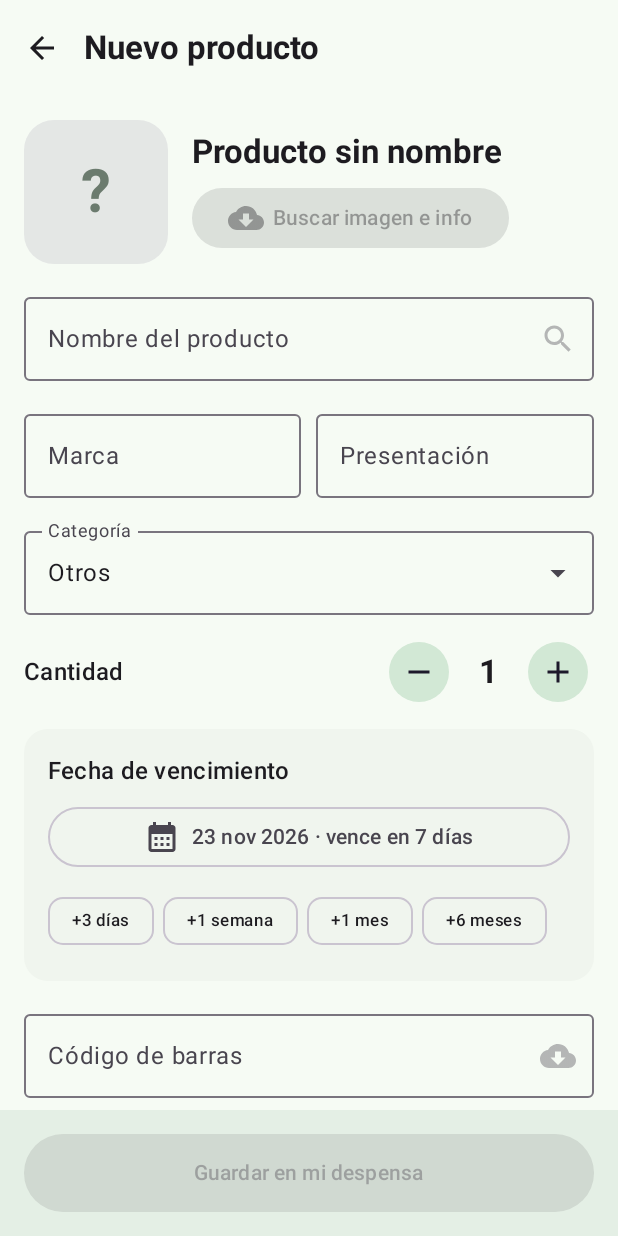
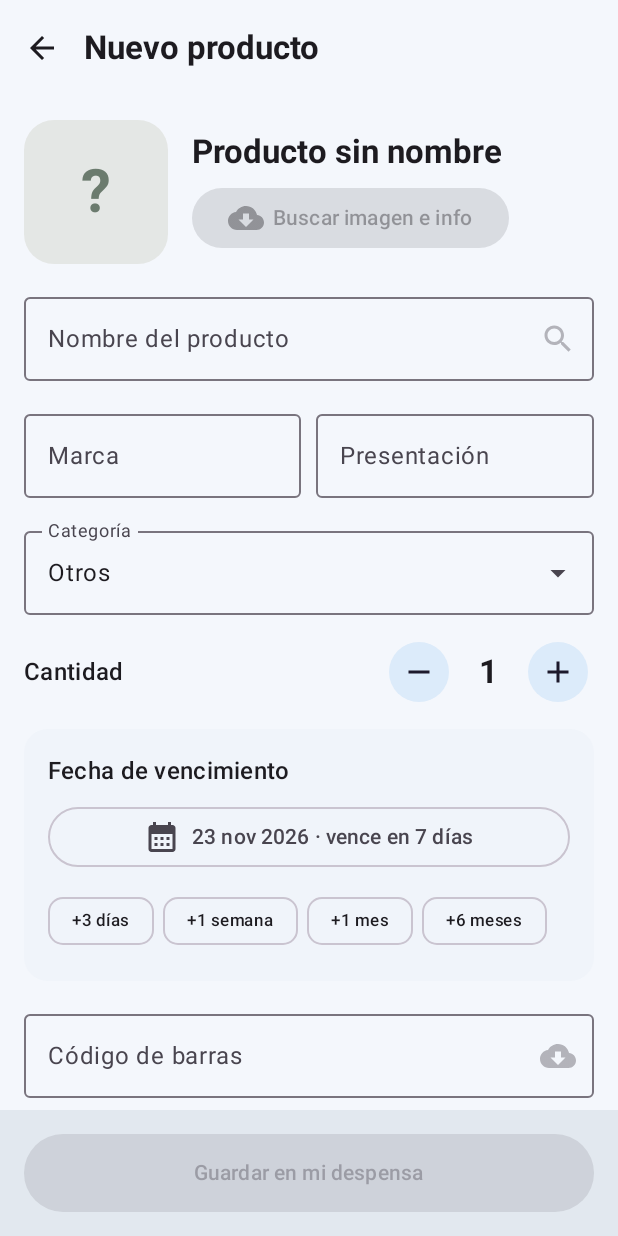
Before and after one commit to ndensver-cmyk/NeverExpire, an Android app built with Jetpack Compose: the screen it shows after launch (MainActivity), after a tap on "Agregar a mano", on a phone screen of 412 x 824 dp. Run offline under Robolectric (Android 15) with nearby library versions, the phone set to English and light mode, and no system bars; pictures from the network do not load; 1 statement that could not run was skipped.

Commit message:
Redesign NeverExpire 3.1 visual identity

```diff
--- a/app/src/main/java/com/neverexpire/app/ui/Theme.kt
+++ b/app/src/main/java/com/neverexpire/app/ui/Theme.kt
@@ -13,37 +13,37 @@ import androidx.compose.ui.text.font.FontWeight
 import androidx.compose.ui.unit.dp
 
 private val Light = lightColorScheme(
-    primary = Color(0xFF1B6B3A),
+    primary = Color(0xFF173B63),
     onPrimary = Color.White,
-    primaryContainer = Color(0xFFC9EED3),
-    onPrimaryContainer = Color(0xFF002110),
-    secondary = Color(0xFF4F6354),
-    secondaryContainer = Color(0xFFD2E8D5),
-    tertiary = Color(0xFFE0701B),
-    tertiaryContainer = Color(0xFFFFDCC4),
-    background = Color(0xFFF6FBF4),
-    surface = Color(0xFFF6FBF4),
-    surfaceVariant = Color(0xFFDCE5DB),
-    surfaceContainer = Color(0xFFEAF0E8),
-    surfaceContainerHigh = Color(0xFFE4EAE2),
-    surfaceContainerLow = Color(0xFFF0F5EE),
+    primaryContainer = Color(0xFFD5E8FF),
+    onPrimaryContainer = Color(0xFF071D35),
+    secondary = Color(0xFF52677F),
+    secondaryContainer = Color(0xFFDCEBFA),
+    tertiary = Color(0xFF00A6A6),
+    tertiaryContainer = Color(0xFFBDEFEA),
+    background = Color(0xFFF4F7FC),
+    surface = Color(0xFFF4F7FC),
+    surfaceVariant = Color(0xFFDCE5F0),
+    surfaceContainer = Color(0xFFE9EFF7),
+    surfaceContainerHigh = Color(0xFFE1EAF5),
+    surfaceContainerLow = Color(0xFFF0F4FA),
     error = Color(0xFFBA1A1A)
 )
 private val Dark = darkColorScheme(
-    primary = Color(0xFF8DD8A3),
-    onPrimary = Color(0xFF00391C),
-    primaryContainer = Color(0xFF00522A),
-    onPrimaryContainer = Color(0xFFA8F5BE),
-    secondary = Color(0xFFB6CCB9),
-    secondaryContainer = Color(0xFF384B3D),
-    tertiary = Color(0xFFFFB783),
-    tertiaryContainer = Color(0xFF6E3900),
-    background = Color(0xFF101510),
-    surface = Color(0xFF101510),
-    surfaceVariant = Color(0xFF404941),
-    surfaceContainer = Color(0xFF1C211C),
-    surfaceContainerHigh = Color(0xFF262B26),
-    surfaceContainerLow = Color(0xFF181D18)
+    primary = Color(0xFF8FC7FF),
+    onPrimary = Color(0xFF082847),
+    primaryContainer = Color(0xFF174A78),
+    onPrimaryContainer = Color(0xFFBDE0FF),
+    secondary = Color(0xFFB7C9DF),
+    secondaryContainer = Color(0xFF293C54),
+    tertiary = Color(0xFF70D9D0),
+    tertiaryContainer = Color(0xFF075B59),
+    background = Color(0xFF0B111B),
+    surface = Color(0xFF0B111B),
+    surfaceVariant = Color(0xFF3B4B60),
+    surfaceContainer = Color(0xFF151F2D),
+    surfaceContainerHigh = Color(0xFF1E2B3C),
+    surfaceContainerLow = Color(0xFF111A27)
 )
 
 private val base = Typography()
```
